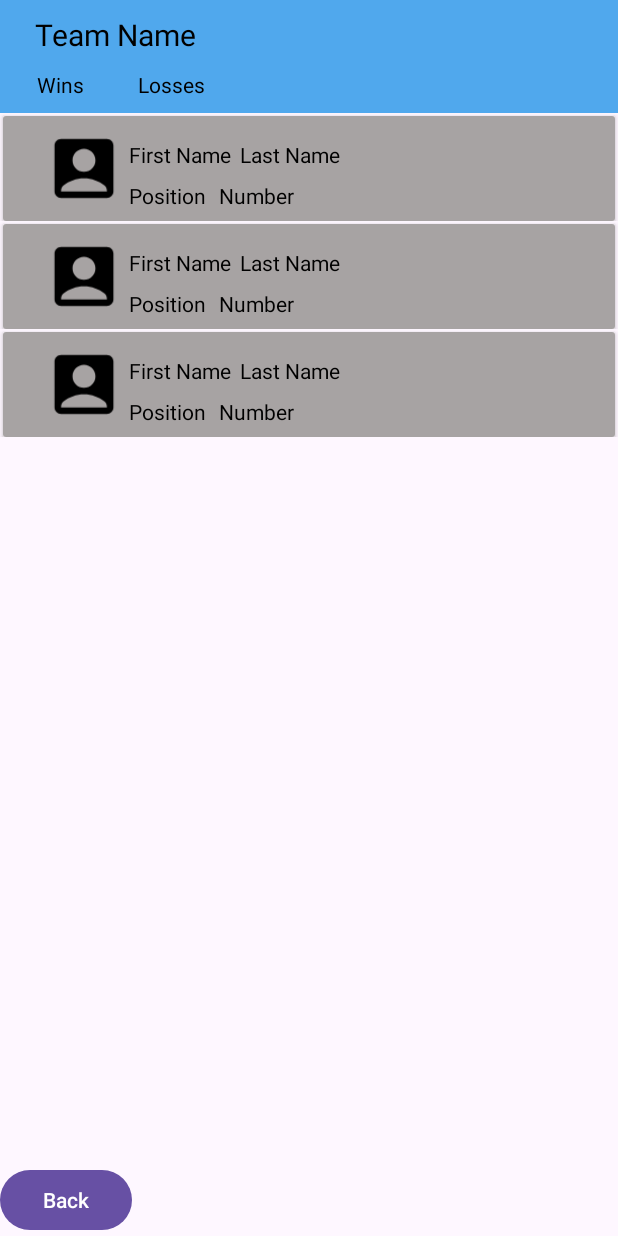
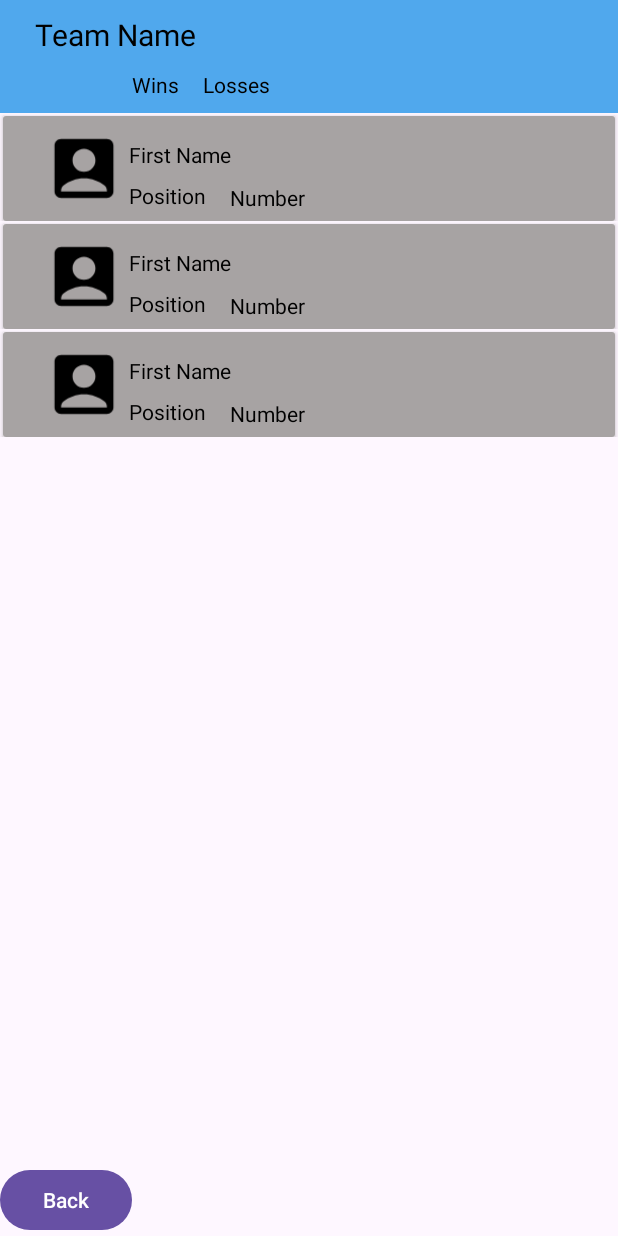
Before and after one commit to t-wing11/NBA-project, an Android app: the layout team_page.xml on its own in the app's theme, with its tools: preview values and no code run, on a phone screen of 412 x 824 dp. Run offline under Robolectric (Android 15) with nearby library versions, the phone set to English and light mode, and no system bars.

Commit message:
UI change

```diff
--- a/android_app/app/src/main/AndroidManifest.xml
+++ b/android_app/app/src/main/AndroidManifest.xml
@@ -25,7 +25,7 @@
             </intent-filter>
         </activity>
 
-        <activity android:name=".MainActivity2">
+        <activity android:name=".TeamPageActivity">
 
         </activity>
     </application>
--- a/android_app/app/src/main/java/com/example/nba_app_project/TeamAdapter.kt
+++ b/android_app/app/src/main/java/com/example/nba_app_project/TeamAdapter.kt
@@ -38,11 +38,11 @@ class TeamAdapter: RecyclerView.Adapter<TeamAdapter.TeamViewHolder>() {
 
     override fun onBindViewHolder(holder: TeamViewHolder, position: Int) {
         holder.teamName.text = teamList[position].full_name
-        holder.teamWins.text = teamList[position].wins.toString()
-        holder.teamLosses.text = teamList[position].losses.toString()
+        holder.teamWins.text = "W: "+ teamList[position].wins.toString()
+        holder.teamLosses.text = "L: "+teamList[position].losses.toString()
 
         holder.teamcard.setOnClickListener{
-            val intent = Intent(holder.teamcard.context, MainActivity2::class.java)
+            val intent = Intent(holder.teamcard.context, TeamPageActivity::class.java)
             intent.putExtra("team", teamList[position].full_name)
             intent.putExtra("wins", teamList[position].wins.toString())
             intent.putExtra("losses", teamList[position].losses.toString())
--- a/android_app/app/src/main/java/com/example/nba_app_project/TeamViewModel.kt
+++ b/android_app/app/src/main/java/com/example/nba_app_project/TeamViewModel.kt
@@ -30,6 +30,7 @@ class TeamViewModel: ViewModel() {
 
 
     fun observeTeamLiveData() : LiveData<List<TeamsItem>> {
+
         return teamLiveData
     }
 
--- a/android_app/app/src/main/res/layout/player_card.xml
+++ b/android_app/app/src/main/res/layout/player_card.xml
@@ -33,33 +33,17 @@
                 app:layout_constraintTop_toTopOf="parent" />
 
             <TextView
-                android:id="@+id/Last_Name"
-                android:layout_width="wrap_content"
-                android:layout_height="wrap_content"
-                android:layout_marginStart="10dp"
-                android:layout_marginTop="16dp"
-                android:layout_marginEnd="188dp"
-                android:text="@string/last_name"
-                android:textColor="#000000"
-                app:layout_constraintEnd_toEndOf="parent"
-                app:layout_constraintStart_toEndOf="@+id/First_Name"
-                app:layout_constraintTop_toTopOf="parent" />
-
-            <TextView
                 android:id="@+id/number"
                 android:layout_width="wrap_content"
                 android:layout_height="wrap_content"
-                android:layout_marginStart="10dp"
-                android:layout_marginTop="8dp"
+                android:layout_marginStart="25dp"
                 android:layout_marginEnd="216dp"
                 android:layout_marginBottom="6dp"
                 android:text="@string/player_number"
                 android:textColor="#000000"
                 app:layout_constraintBottom_toBottomOf="parent"
                 app:layout_constraintEnd_toEndOf="parent"
-                app:layout_constraintStart_toEndOf="@+id/position"
-                app:layout_constraintTop_toBottomOf="@+id/Last_Name"
-                app:layout_constraintVertical_bias="0.0" />
+                app:layout_constraintStart_toEndOf="@+id/position" />
 
             <TextView
                 android:id="@+id/position"
--- a/android_app/app/src/main/res/layout/team_page.xml
+++ b/android_app/app/src/main/res/layout/team_page.xml
@@ -33,11 +33,12 @@
             android:layout_width="wrap_content"
             android:layout_height="wrap_content"
             android:layout_marginStart="24dp"
-            android:layout_marginEnd="36dp"
+            android:layout_marginEnd="16dp"
             android:text="@string/team_wins"
             android:textColor="#000000"
             app:layout_constraintBottom_toBottomOf="parent"
             app:layout_constraintEnd_toStartOf="@+id/losses"
+            app:layout_constraintHorizontal_bias="1.0"
             app:layout_constraintStart_toStartOf="parent"
             app:layout_constraintTop_toBottomOf="@+id/TeamName"
             app:layout_constraintVertical_bias="0.5" />
@@ -46,13 +47,12 @@
             android:id="@+id/losses"
             android:layout_width="wrap_content"
             android:layout_height="wrap_content"
-            android:layout_marginEnd="275dp"
+            android:layout_marginEnd="232dp"
             android:text="@string/team_losses"
             android:textColor="#000000"
             app:layout_constraintBottom_toBottomOf="parent"
             app:layout_constraintEnd_toEndOf="parent"
-            app:layout_constraintTop_toBottomOf="@+id/TeamName"
-            app:layout_constraintVertical_bias="0.5" />
+            app:layout_constraintTop_toBottomOf="@+id/TeamName" />
     </androidx.constraintlayout.widget.ConstraintLayout>
 
     <androidx.recyclerview.widget.RecyclerView
```
Also changed, not shown: android_app/app/src/main/java/com/example/nba_app_project/PlayerAdapter.kt (+4 -6 lines), android_app/app/src/main/java/com/example/nba_app_project/TeamPageActivity.kt (renamed from android_app/app/src/main/java/com/example/nba_app_project/MainActivity2.kt, +3 -4 lines).
